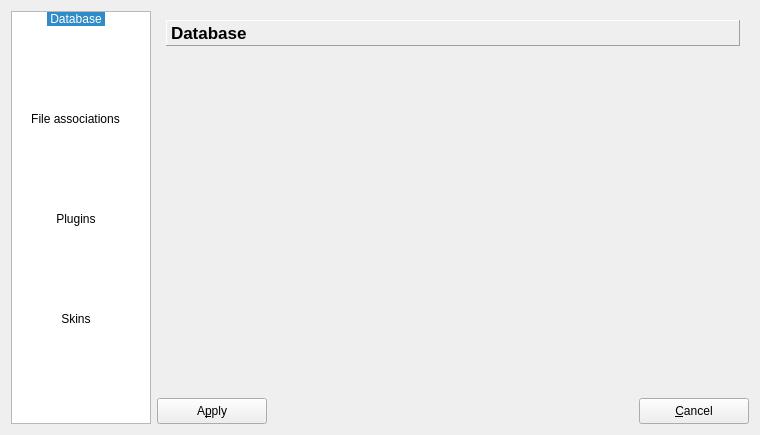
Old version of the form trunk/libdms/ui/preference.ui in the repository BackupTheBerlios/dms-svn.
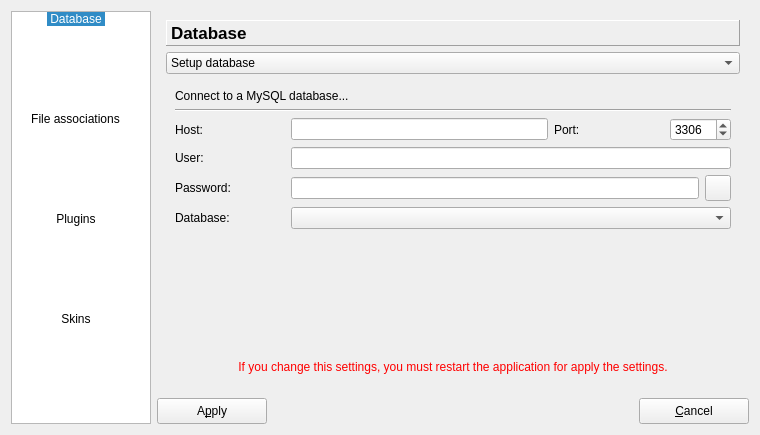
New version of the form. The open tabs and pages were chosen to show the change. Icons and pictures are not drawn.

Diff of the .ui file:
```diff
--- a/trunk/libdms/ui/preference.ui
+++ b/trunk/libdms/ui/preference.ui
@@ -152,17 +152,361 @@
         </widget>
        </item>
        <item row="1" column="0" >
-        <spacer>
-         <property name="orientation" >
-          <enum>Qt::Vertical</enum>
+        <widget class="QComboBox" name="comboBoxDatabaseSettings" >
+         <property name="currentIndex" >
+          <number>0</number>
          </property>
-         <property name="sizeHint" >
-          <size>
-           <width>20</width>
-           <height>40</height>
-          </size>
+         <item>
+          <property name="text" >
+           <string>Setup database</string>
+          </property>
+         </item>
+         <item>
+          <property name="text" >
+           <string>Manage connection</string>
+          </property>
+         </item>
+        </widget>
+       </item>
+       <item row="2" column="0" >
+        <widget class="QStackedWidget" name="stackedWidgetDatabaseSettings" >
+         <property name="currentIndex" >
+          <number>0</number>
          </property>
-        </spacer>
+         <widget class="QWidget" name="pageSetupDatabase" >
+          <layout class="QGridLayout" >
+           <item row="0" column="0" >
+            <layout class="QHBoxLayout" >
+             <item>
+              <widget class="QLabel" name="labelSqlScript" >
+               <property name="minimumSize" >
+                <size>
+                 <width>110</width>
+                 <height>0</height>
+                </size>
+               </property>
+               <property name="maximumSize" >
+                <size>
+                 <width>110</width>
+                 <height>16777215</height>
+                </size>
+               </property>
+               <property name="text" >
+                <string>SQL Script:</string>
+               </property>
+              </widget>
+             </item>
+             <item>
+              <widget class="QComboBox" name="comboBoxSqlScript" >
+               <item>
+                <property name="text" >
+                 <string>MySQL Server 5.1 Script</string>
+                </property>
+               </item>
+               <item>
+                <property name="text" >
+                 <string>MS SQL Server 2005 Script</string>
+                </property>
+               </item>
+              </widget>
+             </item>
+            </layout>
+           </item>
+           <item row="1" column="0" >
+            <widget class="QTextBrowser" name="textBrowserSqlScript" >
+             <property name="openLinks" >
+              <bool>false</bool>
+             </property>
+            </widget>
+           </item>
+           <item row="2" column="0" >
+            <layout class="QHBoxLayout" >
+             <item>
+              <widget class="QPushButton" name="btnExecuteSqlScript" >
+               <property name="minimumSize" >
+                <size>
+                 <width>110</width>
+                 <height>26</height>
+                </size>
+               </property>
+               <property name="maximumSize" >
+                <size>
+                 <width>110</width>
+                 <height>26</height>
+                </size>
+               </property>
+               <property name="text" >
+                <string>&amp;Execute</string>
+               </property>
+              </widget>
+             </item>
+             <item>
+              <spacer>
+               <property name="orientation" >
+                <enum>Qt::Horizontal</enum>
+               </property>
+               <property name="sizeHint" >
+                <size>
+                 <width>40</width>
+                 <height>20</height>
+                </size>
+               </property>
+              </spacer>
+             </item>
+            </layout>
+           </item>
+          </layout>
+         </widget>
+         <widget class="QWidget" name="pageManageConnection" >
+          <layout class="QGridLayout" >
+           <item row="0" column="0" >
+            <widget class="QLabel" name="labelMessage" >
+             <property name="minimumSize" >
+              <size>
+               <width>180</width>
+               <height>0</height>
+              </size>
+             </property>
+             <property name="maximumSize" >
+              <size>
+               <width>180</width>
+               <height>16777215</height>
+              </size>
+             </property>
+             <property name="text" >
+              <string>Connect to a MySQL database...</string>
+             </property>
+            </widget>
+           </item>
+           <item row="1" column="0" >
+            <widget class="Line" name="line_2" >
+             <property name="orientation" >
+              <enum>Qt::Horizontal</enum>
+             </property>
+            </widget>
+           </item>
+           <item row="2" column="0" >
+            <layout class="QHBoxLayout" >
+             <item>
+              <widget class="QLabel" name="labelHost" >
+               <property name="minimumSize" >
+                <size>
+                 <width>110</width>
+                 <height>0</height>
+                </size>
+               </property>
+               <property name="maximumSize" >
+                <size>
+                 <width>110</width>
+                 <height>16777215</height>
+                </size>
+               </property>
+               <property name="text" >
+                <string>Host:</string>
+               </property>
+              </widget>
+             </item>
+             <item>
+              <widget class="QLineEdit" name="lineEditHost" />
+             </item>
+             <item>
+              <widget class="QLabel" name="labelPort" >
+               <property name="minimumSize" >
+                <size>
+                 <width>110</width>
+                 <height>0</height>
+                </size>
+               </property>
+               <property name="maximumSize" >
+                <size>
+                 <width>110</width>
+                 <height>16777215</height>
+                </size>
+               </property>
+               <property name="text" >
+                <string>Port:</string>
+               </property>
+              </widget>
+             </item>
+             <item>
+              <widget class="QSpinBox" name="spinBoxPort" >
+               <property name="maximum" >
+                <number>65536</number>
+               </property>
+               <property name="value" >
+                <number>3306</number>
+               </property>
+              </widget>
+             </item>
+            </layout>
+           </item>
+           <item row="3" column="0" >
+            <layout class="QHBoxLayout" >
+             <item>
+              <widget class="QLabel" name="labelUser" >
+               <property name="minimumSize" >
+                <size>
+                 <width>110</width>
+                 <height>0</height>
+                </size>
+               </property>
+               <property name="maximumSize" >
+                <size>
+                 <width>110</width>
+                 <height>16777215</height>
+                </size>
+               </property>
+               <property name="text" >
+                <string>User:</string>
+               </property>
+              </widget>
+             </item>
+             <item>
+              <widget class="QLineEdit" name="lineEditUser" />
+             </item>
+            </layout>
+           </item>
+           <item row="4" column="0" >
+            <layout class="QHBoxLayout" >
+             <item>
+              <widget class="QLabel" name="labelPassword" >
+               <property name="minimumSize" >
+                <size>
+                 <width>110</width>
+                 <height>0</height>
+                </size>
+               </property>
+               <property name="maximumSize" >
+                <size>
+                 <width>110</width>
+                 <height>16777215</height>
+                </size>
+               </property>
+               <property name="text" >
+                <string>Password:</string>
+               </property>
+              </widget>
+             </item>
+             <item>
+              <widget class="QLineEdit" name="lineEditPassword" >
+               <property name="echoMode" >
+                <enum>QLineEdit::Password</enum>
+               </property>
+              </widget>
+             </item>
+             <item>
+              <widget class="QPushButton" name="btnCheckConnection" >
+               <property name="minimumSize" >
+                <size>
+                 <width>26</width>
+                 <height>26</height>
+                </size>
+               </property>
+               <property name="maximumSize" >
+                <size>
+                 <width>26</width>
+                 <height>26</height>
+                </size>
+               </property>
+               <property name="text" >
+                <string/>
+               </property>
+               <property name="icon" >
+                <iconset resource="../../resource/dms.qrc" >:/picture/16/images/16x16/reload_16.png</iconset>
+               </property>
+              </widget>
+             </item>
+            </layout>
+           </item>
+           <item row="5" column="0" >
+            <layout class="QHBoxLayout" >
+             <item>
+              <widget class="QLabel" name="labelDatabase_2" >
+               <property name="minimumSize" >
+                <size>
+                 <width>110</width>
+                 <height>0</height>
+                </size>
+               </property>
+               <property name="maximumSize" >
+                <size>
+                 <width>110</width>
+                 <height>16777215</height>
+                </size>
+               </property>
+               <property name="text" >
+                <string>Database:</string>
+               </property>
+              </widget>
+             </item>
+             <item>
+              <widget class="QComboBox" name="comboBoxDatabase" />
+             </item>
+            </layout>
+           </item>
+           <item row="6" column="0" >
+            <spacer>
+             <property name="orientation" >
+              <enum>Qt::Vertical</enum>
+             </property>
+             <property name="sizeHint" >
+              <size>
+               <width>551</width>
+               <height>73</height>
+              </size>
+             </property>
+            </spacer>
+           </item>
+           <item row="7" column="0" >
+            <widget class="QLabel" name="labelManageConnectionInfo" >
+             <property name="palette" >
+              <palette>
+               <active>
+                <colorrole role="WindowText" >
+                 <brush brushstyle="SolidPattern" >
+                  <color alpha="255" >
+                   <red>255</red>
+                   <green>0</green>
+                   <blue>0</blue>
+                  </color>
+                 </brush>
+                </colorrole>
+               </active>
+               <inactive>
+                <colorrole role="WindowText" >
+                 <brush brushstyle="SolidPattern" >
+                  <color alpha="255" >
+                   <red>255</red>
+                   <green>0</green>
+                   <blue>0</blue>
+                  </color>
+                 </brush>
+                </colorrole>
+               </inactive>
+               <disabled>
+                <colorrole role="WindowText" >
+                 <brush brushstyle="SolidPattern" >
+                  <color alpha="255" >
+                   <red>118</red>
+                   <green>116</green>
+                   <blue>108</blue>
+                  </color>
+                 </brush>
+                </colorrole>
+               </disabled>
+              </palette>
+             </property>
+             <property name="text" >
+              <string>If you change this settings, you must restart the application for apply the settings.</string>
+             </property>
+             <property name="alignment" >
+              <set>Qt::AlignCenter</set>
+             </property>
+            </widget>
+           </item>
+          </layout>
+         </widget>
+        </widget>
        </item>
       </layout>
      </widget>
```
Left out of the diff: 16 changed lines with no effect on the pictures.
